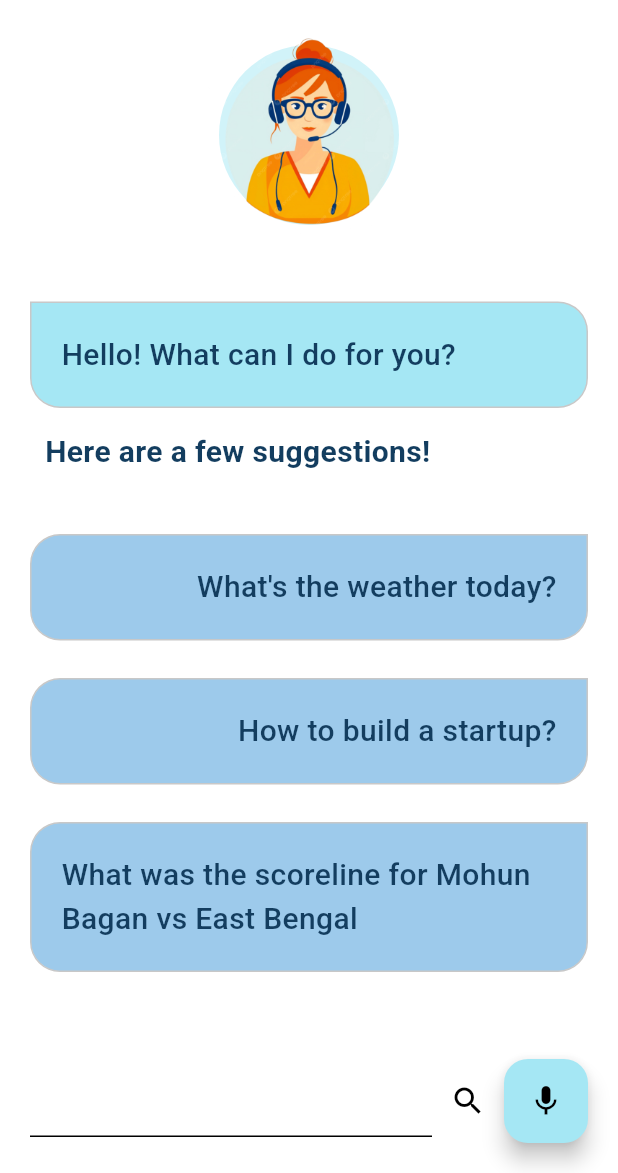
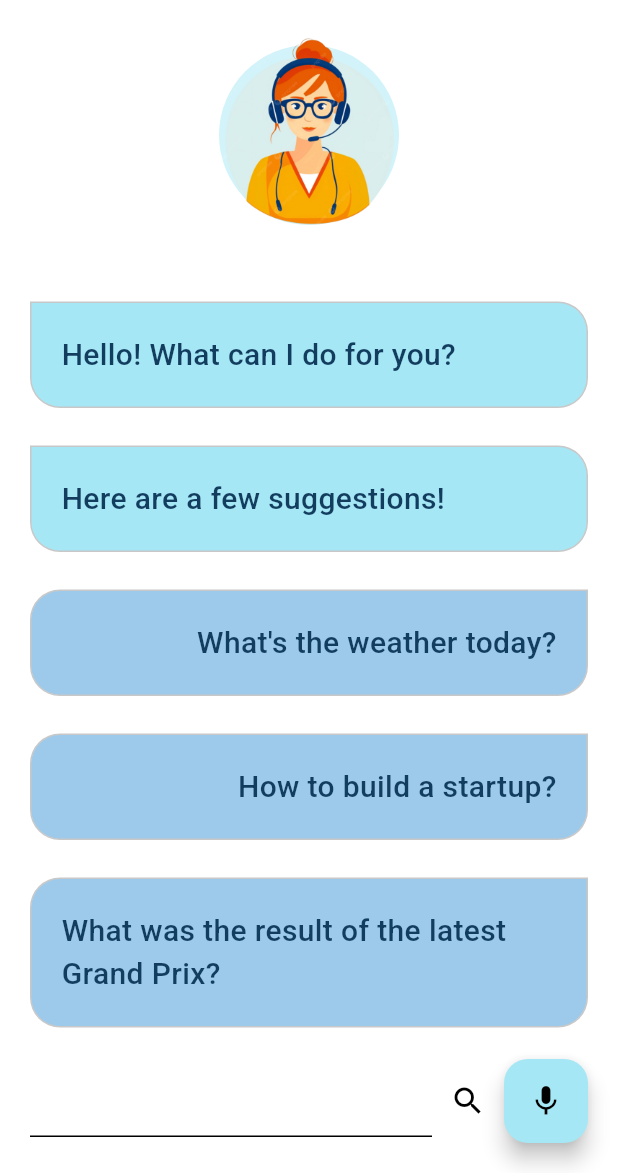
Before and after one commit to VasuBhakt/voiceAssistant, a Flutter app: the screen it shows after launch, after a tap on the "mic" icon, on a phone screen of 412 x 824 dp, the part 63-1236 px from its top. Run offline on Flutter 3.47's test engine with Material 3 defaults, Android fonts, the phone set to English and light mode, and no system bars; our stand-ins replace speech_to_text.

Commit message:
stt added!

```diff
--- a/lib/pages/home_page.dart
+++ b/lib/pages/home_page.dart
@@ -1,9 +1,76 @@
 import 'package:flutter/material.dart';
+import 'package:speech_to_text/speech_recognition_result.dart';
+import 'package:speech_to_text/speech_to_text.dart';
 import 'package:voice_assistant/colors/pallete.dart';
 import 'package:voice_assistant/widgets/chat_bubble.dart';
 
-class HomePage extends StatelessWidget {
+class HomePage extends StatefulWidget {
   const HomePage({super.key});
+
+  @override
+  State<HomePage> createState() => _HomePageState();
+}
+
+class _HomePageState extends State<HomePage> {
+  SpeechToText speechToText = SpeechToText();
+  String speech = '';
+  List<Map<String, dynamic>> messages = [
+    {"text": "Hello! What can I do for you?", "user": false},
+    {"text": "Here are a few suggestions!", "user": false},
+    {"text": "What's the weather today?", "user": true},
+    {"text": "How to build a startup?", "user": true},
+    {"text": "What was the result of the latest Grand Prix?", "user": true},
+  ];
+  bool defMessage = true;
+
+  @override
+  void initState() {
+    super.initState();
+    initSpeechToText();
+  }
+
+  Future<void> initSpeechToText() async {
+    await speechToText.initialize();
+    setState(() {});
+  }
+
+  Future<void> startListening() async {
+    await speechToText.listen(onResult: onSpeechToTextResult);
+    setState(() {});
+  }
+
+  Future<void> stopListening() async {
+    await speechToText.stop();
+    setState(() {});
+  }
+
+  void onSpeechToTextResult(SpeechRecognitionResult result) {
+    setState(() {
+      speech = result.recognizedWords;
+    });
+
+    // When speech is finalized
+    if (result.finalResult) {
+      addUserMessage(result.recognizedWords);
+      speech = '';
+    }
+  }
+
+  @override
+  void dispose() {
+    super.dispose();
+    speechToText.stop();
+  }
+
+  void addUserMessage(String text) {
+    setState(() {
+      if (defMessage) {
+        messages.clear(); // remove default messages if FIRST message
+        defMessage = false;
+      }
+      messages.add({"text": text, "user": true});
+    });
+  }
 
   @override
   Widget build(BuildContext context) {
@@ -59,42 +126,43 @@ class HomePage extends StatelessWidget {
               ],
             ),
             Expanded(
-              child: ListView(
+              child: ListView.builder(
                 padding: EdgeInsets.only(top: 10),
+                itemCount: messages.length,
+                itemBuilder: (context, index) {
+                  return ChatBubble(
+                    message: messages[index]["text"],
+                    user: messages[index]["user"],
+                  );
+                },
+              ),
+            ),
+
+            SizedBox(height: 10),
+            SafeArea(
+              child: Row(
                 children: [
-                  ChatBubble(
-                    message: "Hello! What can I do for you?",
-                    user: false,
-                  ),
-                  Container(
-                    margin: EdgeInsets.symmetric(vertical: 15, horizontal: 10),
-                    alignment: Alignment.centerLeft,
-                    child: const Text(
-                      'Here are a few suggestions!',
-                      style: TextStyle(
-                        fontSize: 20,
-                        color: Pallete.mainFontColor,
-                        fontWeight: FontWeight.bold,
-                      ),
+                  Expanded(child: TextField()),
+                  IconButton(onPressed: () {}, icon: Icon(Icons.search)),
+                  FloatingActionButton(
+                    onPressed: () async {
+                      if (await speechToText.hasPermission &&
+                          speechToText.isNotListening) {
+                        await startListening();
+                      } else if (speechToText.isListening) {
+                        await stopListening();
+                      } else {
+                        initSpeechToText();
+                      }
+                    },
+                    backgroundColor: Pallete.firstSuggestionBoxColor,
+                    child: Icon(
+                      (speechToText.isNotListening) ? Icons.mic : Icons.stop,
+                      color: Colors.black,
                     ),
                   ),
-                  ChatBubble(message: "What's the weather today?", user: true),
-                  ChatBubble(message: "How to build a startup?", user: true),
-                  ChatBubble(message: "What was the scoreline for Mohun Bagan vs East Bengal", user: true),
                 ],
               ),
-            ),
-            SizedBox(height: 10),
-            Row(
-              children: [
-                Expanded(child: TextField()),
-                IconButton(onPressed: () {}, icon: Icon(Icons.search)),
-                FloatingActionButton(
-                  onPressed: () {},
-                  backgroundColor: Pallete.firstSuggestionBoxColor,
-                  child: Icon(Icons.mic, color: Colors.black),
-                ),
-              ],
             ),
             SizedBox(height: 20),
           ],
--- a/pubspec.yaml
+++ b/pubspec.yaml
@@ -34,6 +34,7 @@ dependencies:
   # The following adds the Cupertino Icons font to your application.
   # Use with the CupertinoIcons class for iOS style icons.
   cupertino_icons: ^1.0.8
+  speech_to_text: ^7.3.0
 
 dev_dependencies:
   flutter_test:
```
Also changed, not shown: pubspec.lock, 4 other files.
